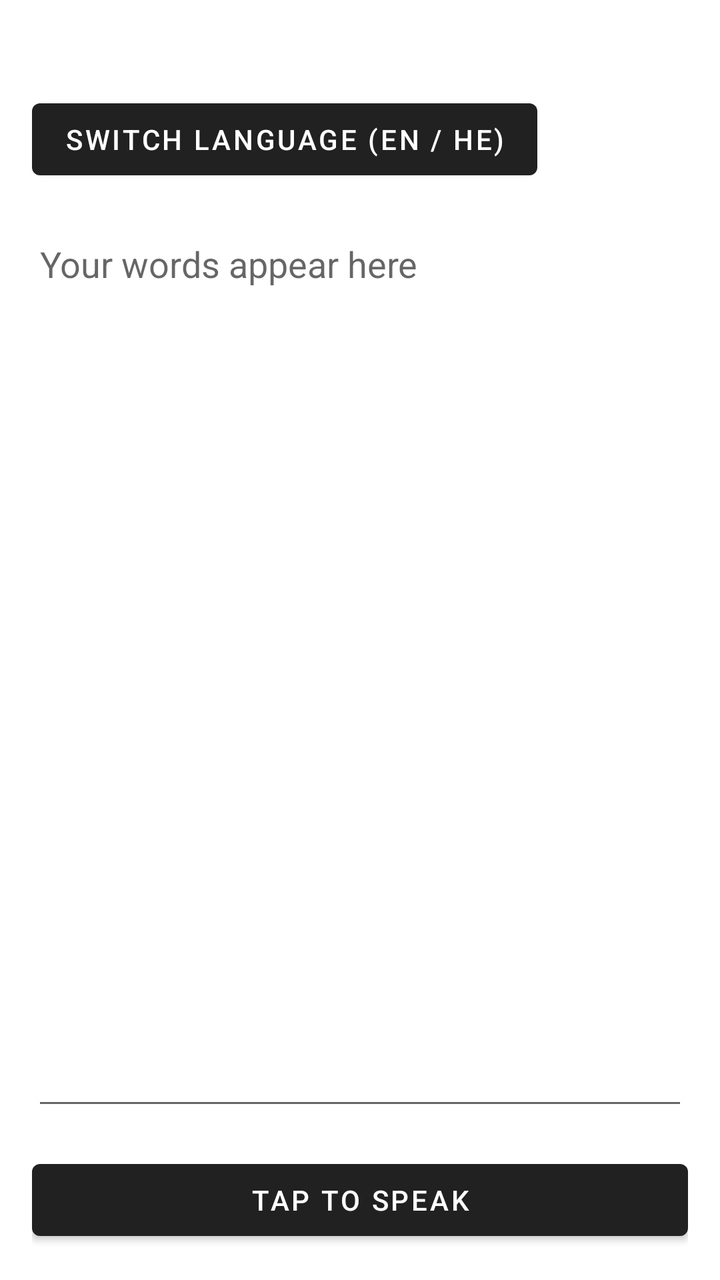
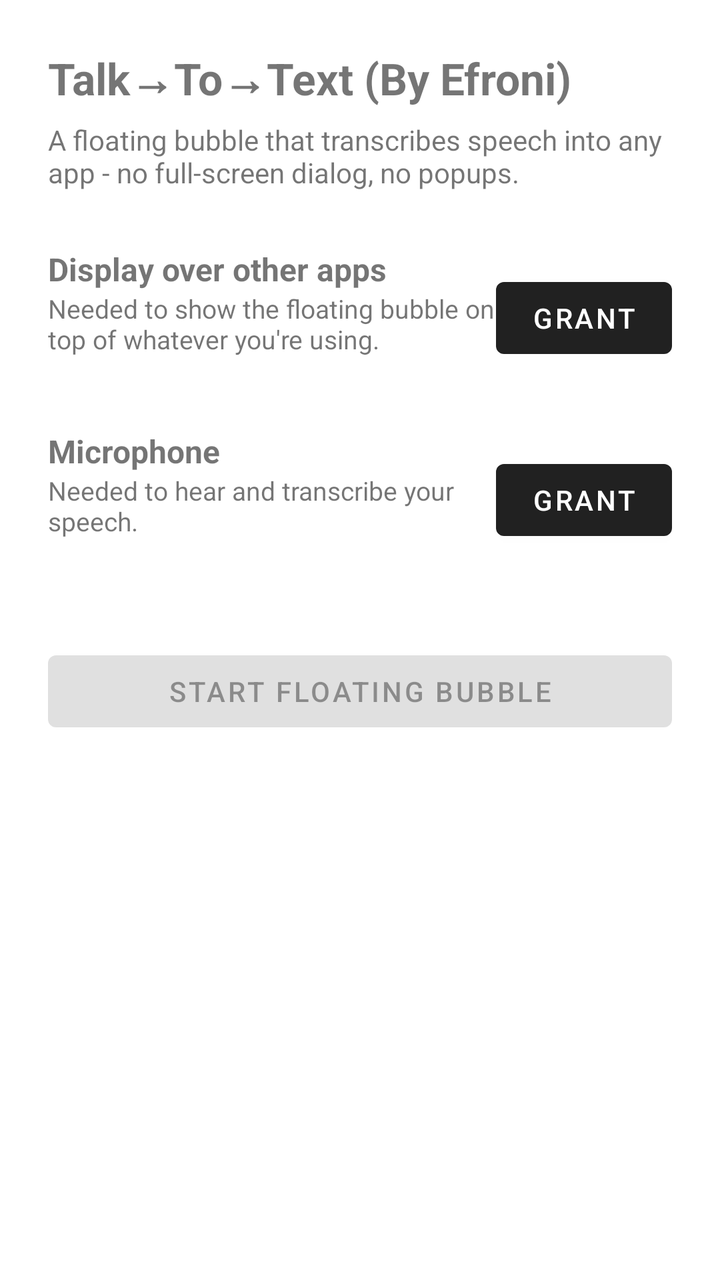

Before-and-after screenshots of an Android layout around one commit, followed by the original layout XML and the change that was made.
<!-- AndroidManifest.xml: application theme Theme.ToTalkToText -->
<!-- res/layout/activity_main.xml -->
<?xml version="1.0" encoding="utf-8"?>
<LinearLayout xmlns:android="http://schemas.android.com/apk/res/android"
    android:layout_width="match_parent"
    android:layout_height="match_parent"
    android:orientation="vertical"
    android:padding="16dp">

    <TextView
        android:id="@+id/languageLabel"
        android:layout_width="wrap_content"
        android:layout_height="wrap_content"
        android:textSize="16sp" />

    <Button
        android:id="@+id/languageButton"
        android:layout_width="wrap_content"
        android:layout_height="wrap_content"
        android:layout_marginTop="8dp"
        android:text="@string/switch_language" />

    <EditText
        android:id="@+id/output"
        android:layout_width="match_parent"
        android:layout_height="0dp"
        android:layout_weight="1"
        android:layout_marginTop="16dp"
        android:gravity="top"
        android:hint="@string/hint_output"
        android:inputType="textMultiLine" />

    <Button
        android:id="@+id/micButton"
        android:layout_width="match_parent"
        android:layout_height="wrap_content"
        android:layout_marginTop="16dp"
        android:text="@string/tap_to_speak" />

</LinearLayout>
<!-- resources referenced by this layout -->
<resources>
  <string name="hint_output">Your words appear here</string>
  <string name="switch_language">Switch language (EN / HE)</string>
  <string name="tap_to_speak">Tap to speak</string>
  <style name="Theme.ToTalkToText" parent="Theme.MaterialComponents.DayNight.DarkActionBar" />
</resources>

<!-- the commit's change to res/layout/activity_main.xml (unified diff, before → after) -->
@@ -1,38 +1,125 @@
 <?xml version="1.0" encoding="utf-8"?>
-<LinearLayout xmlns:android="http://schemas.android.com/apk/res/android"
+<ScrollView xmlns:android="http://schemas.android.com/apk/res/android"
     android:layout_width="match_parent"
-    android:layout_height="match_parent"
-    android:orientation="vertical"
-    android:padding="16dp">
+    android:layout_height="match_parent">
 
-    <TextView
-        android:id="@+id/languageLabel"
-        android:layout_width="wrap_content"
-        android:layout_height="wrap_content"
-        android:textSize="16sp" />
-
-    <Button
-        android:id="@+id/languageButton"
-        android:layout_width="wrap_content"
-        android:layout_height="wrap_content"
-        android:layout_marginTop="8dp"
-        android:text="@string/switch_language" />
-
-    <EditText
-        android:id="@+id/output"
-        android:layout_width="match_parent"
-        android:layout_height="0dp"
-        android:layout_weight="1"
-        android:layout_marginTop="16dp"
-        android:gravity="top"
-        android:hint="@string/hint_output"
-        android:inputType="textMultiLine" />
-
-    <Button
-        android:id="@+id/micButton"
+    <LinearLayout
         android:layout_width="match_parent"
         android:layout_height="wrap_content"
-        android:layout_marginTop="16dp"
-        android:text="@string/tap_to_speak" />
+        android:orientation="vertical"
+        android:padding="24dp">
 
-</LinearLayout>
+        <TextView
+            android:id="@+id/title"
+            android:layout_width="wrap_content"
+            android:layout_height="wrap_content"
+            android:text="@string/onboarding_title"
+            android:textSize="22sp"
+            android:textStyle="bold" />
+
+        <TextView
+            android:id="@+id/subtitle"
+            android:layout_width="match_parent"
+            android:layout_height="wrap_content"
+            android:layout_marginTop="6dp"
+            android:text="@string/onboarding_subtitle"
+            android:textSize="14sp" />
+
+        
+        <LinearLayout
+            android:layout_width="match_parent"
+            android:layout_height="wrap_content"
+            android:orientation="horizontal"
+            android:gravity="center_vertical"
+            android:layout_marginTop="28dp">
+
+            <LinearLayout
+                android:layout_width="0dp"
+                android:layout_height="wrap_content"
+                android:layout_weight="1"
+                android:orientation="vertical">
+
+                <TextView
+                    android:id="@+id/overlayTitle"
+                    android:layout_width="wrap_content"
+                    android:layout_height="wrap_content"
+                    android:text="@string/perm_overlay_title"
+                    android:textSize="16sp"
+                    android:textStyle="bold" />
+
+                <TextView
+                    android:id="@+id/overlayDesc"
+                    android:layout_width="wrap_content"
+                    android:layout_height="wrap_content"
+                    android:text="@string/perm_overlay_desc"
+                    android:textSize="13sp" />
+
+                <TextView
+                    android:id="@+id/overlayStatus"
+                    android:layout_width="wrap_content"
+                    android:layout_height="wrap_content"
+                    android:textSize="12sp"
+                    android:textStyle="bold" />
+            </LinearLayout>
+
+            <Button
+                android:id="@+id/overlayButton"
+                android:layout_width="wrap_content"
+                android:layout_height="wrap_content"
+                android:text="@string/perm_overlay_action" />
+        </LinearLayout>
+
+        
+        <LinearLayout
+            android:layout_width="match_parent"
+            android:layout_height="wrap_content"
+            android:orientation="horizontal"
+            android:gravity="center_vertical"
+            android:layout_marginTop="20dp">
+
+            <LinearLayout
+                android:layout_width="0dp"
+                android:layout_height="wrap_content"
+                android:layout_weight="1"
+                android:orientation="vertical">
+
+                <TextView
+                    android:id="@+id/micTitle"
+                    android:layout_width="wrap_content"
+                    android:layout_height="wrap_content"
+                    android:text="@string/perm_mic_title"
+                    android:textSize="16sp"
+                    android:textStyle="bold" />
+
+                <TextView
+                    android:id="@+id/micDesc"
+                    android:layout_width="wrap_content"
+                    android:layout_height="wrap_content"
+                    android:text="@string/perm_mic_desc"
+                    android:textSize="13sp" />
+
+                <TextView
+                    android:id="@+id/micStatus"
+                    android:layout_width="wrap_content"
+                    android:layout_height="wrap_content"
+                    android:textSize="12sp"
+                    android:textStyle="bold" />
+            </LinearLayout>
+
+            <Button
+                android:id="@+id/micButton"
+                android:layout_width="wrap_content"
+                android:layout_height="wrap_content"
+                android:text="@string/perm_mic_action" />
+        </LinearLayout>
+
+        <Button
+            android:id="@+id/startBubbleButton"
+            android:layout_width="match_parent"
+            android:layout_height="wrap_content"
+            android:layout_marginTop="36dp"
+            android:text="@string/start_bubble_button"
+            android:enabled="false" />
+
+    </LinearLayout>
+</ScrollView>
<!-- resource entries referenced after the edit -->
@@ -1,8 +1,14 @@
 <!-- resources referenced by this layout -->
 <resources>
-  <string name="hint_output">Your words appear here</string>
-  <string name="switch_language">Switch language (EN / HE)</string>
-  <string name="tap_to_speak">Tap to speak</string>
+  <string name="onboarding_subtitle">A floating bubble that transcribes speech into any app - no full-screen dialog, no popups.</string>
+  <string name="onboarding_title">Talk→To→Text (By Efroni)</string>
+  <string name="perm_mic_action">Grant</string>
+  <string name="perm_mic_desc">Needed to hear and transcribe your speech.</string>
+  <string name="perm_mic_title">Microphone</string>
+  <string name="perm_overlay_action">Grant</string>
+  <string name="perm_overlay_desc">Needed to show the floating bubble on top of whatever you\'re using.</string>
+  <string name="perm_overlay_title">Display over other apps</string>
+  <string name="start_bubble_button">Start floating bubble</string>
   <style name="Theme.ToTalkToText" parent="Theme.MaterialComponents.DayNight.DarkActionBar" />
 </resources>
 
